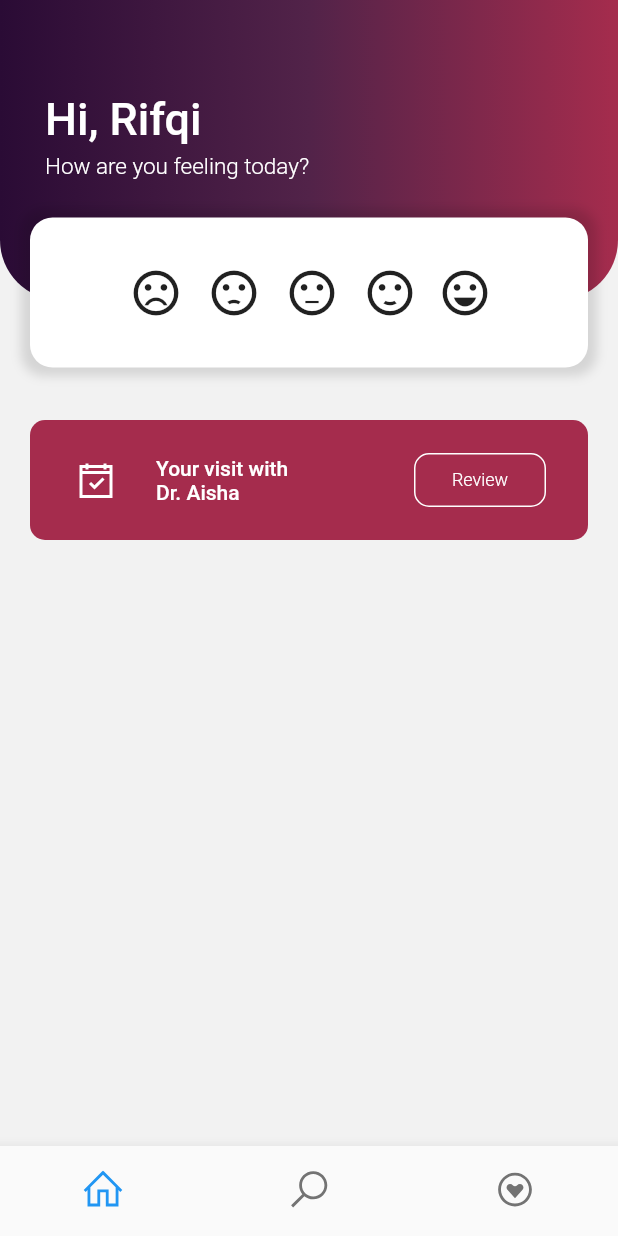
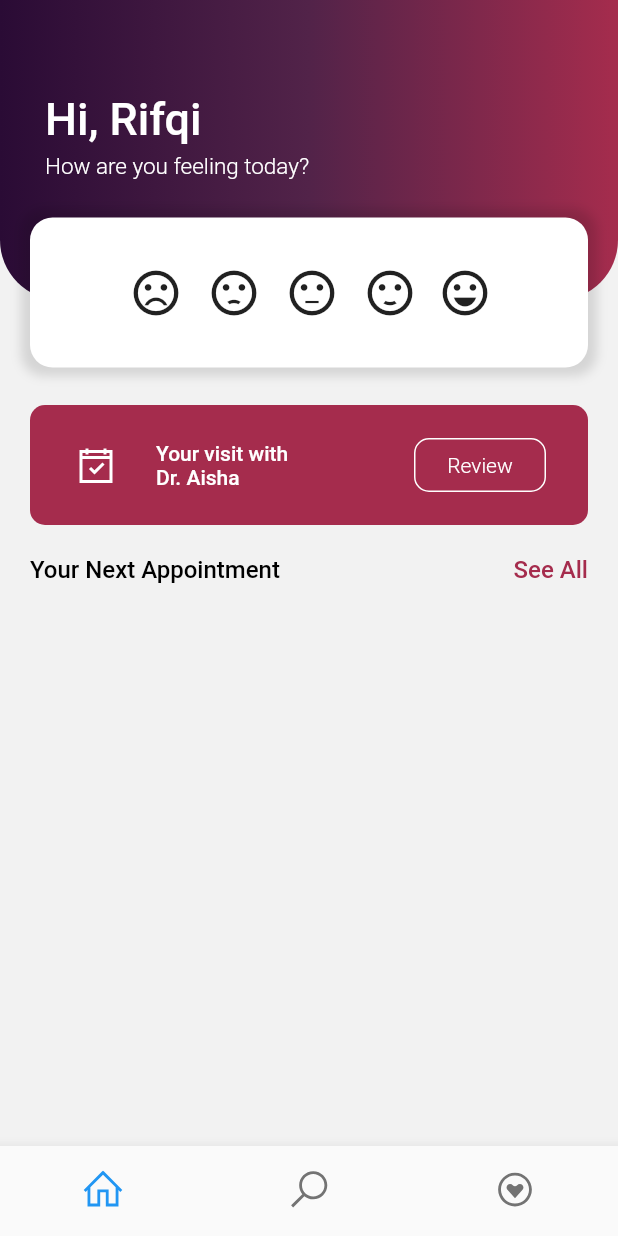
Before and after one commit to alriftech/iapps, a Flutter app: the screen it shows after launch, on a phone screen of 412 x 824 dp. Run offline on Flutter 3.47's test engine with Material 2 defaults, Android fonts, the phone set to English and light mode, and no system bars; our stand-ins replace line_awesome_icons.

Commit message:
add: appointment title

```diff
--- a/lib/main.dart
+++ b/lib/main.dart
@@ -47,13 +47,16 @@ class _MyHomePageState extends State<MyHomePage> {
           children: <Widget>[
             _buildTopStack(),
             SizedBox(
-              height: 60,
+              height: 50,
             ),
             Padding(
               padding: EdgeInsets.all(20),
               child: Column(
                 mainAxisAlignment: MainAxisAlignment.start,
-                children: <Widget>[_buildNotificationCard()],
+                children: <Widget>[
+                  _buildNotificationCard(),
+                  _buildNextAppointementTitle()
+                ],
               ),
             ),
           ],
@@ -100,36 +103,6 @@ class _MyHomePageState extends State<MyHomePage> {
         _buildGreetings(),
         _buildMoodsHolder(),
       ],
-    );
-  }
-
-  _buildNotificationCard() {
-    return Container(
-      padding: EdgeInsets.all(12),
-      decoration: BoxDecoration(
-          color: lightColor, borderRadius: BorderRadius.circular(10)),
-      child: ListTile(
-        leading: Icon(
-          LineAwesomeIcons.calendar_check_o,
-          color: Colors.white,
-          size: 32,
-        ),
-        title: Text(
-          "Your visit with\nDr. Aisha",
-          style: notificationCardStyle,
-        ),
-        trailing: OutlineButton(
-          onPressed: () {},
-          color: Colors.transparent,
-          borderSide: BorderSide(color: Colors.white, width: 1.0),
-          shape:
-              RoundedRectangleBorder(borderRadius: BorderRadius.circular(10)),
-          child: Text(
-            "Review",
-            style: notificationButtonStyle,
-          ),
-        ),
-      ),
     );
   }
 
@@ -183,4 +156,47 @@ class _MyHomePageState extends State<MyHomePage> {
       ),
     );
   }
+
+  _buildNotificationCard() {
+    return Container(
+      padding: EdgeInsets.all(12),
+      decoration: BoxDecoration(
+          color: lightColor, borderRadius: BorderRadius.circular(10)),
+      child: ListTile(
+        leading: Icon(
+          LineAwesomeIcons.calendar_check_o,
+          color: Colors.white,
+          size: 32,
+        ),
+        title: Text(
+          "Your visit with\nDr. Aisha",
+          style: notificationCardStyle,
+        ),
+        trailing: OutlineButton(
+          onPressed: () {},
+          color: Colors.transparent,
+          borderSide: BorderSide(color: Colors.white, width: 1.0),
+          shape:
+              RoundedRectangleBorder(borderRadius: BorderRadius.circular(10)),
+          child: Text(
+            "Review",
+            style: notificationButtonStyle,
+          ),
+        ),
+      ),
+    );
+  }
+
+  _buildNextAppointementTitle() {
+    return Container(
+      margin: EdgeInsets.only(top: 20.0, bottom: 20.0),
+      child: Row(
+        mainAxisAlignment: MainAxisAlignment.spaceBetween,
+        children: <Widget>[
+          Text("Your Next Appointment", style: nextAppointementTitleStyle,),
+          Text("See All", style: nextAppointementSubitleStyle,)
+        ],
+      ),
+    );
+  }
 }
--- a/lib/styleguide.dart
+++ b/lib/styleguide.dart
@@ -1,4 +1,5 @@
 import 'package:flutter/material.dart';
+import 'utils.dart';
 
 const greetingsTitleStyle =
     TextStyle(color: Colors.white, fontSize: 30.0, fontWeight: FontWeight.w500);
@@ -10,4 +11,10 @@ const notificationCardStyle =
     TextStyle(color: Colors.white, fontSize: 14.0, fontWeight: FontWeight.w500);
 
 const notificationButtonStyle =
-    TextStyle(color: Colors.white, fontSize: 12.0, fontWeight: FontWeight.w300);
+    TextStyle(color: Colors.white, fontSize: 14.0, fontWeight: FontWeight.w300);
+
+const nextAppointementTitleStyle =
+    TextStyle(color: Colors.black, fontSize: 16.0, fontWeight: FontWeight.w500);
+
+const nextAppointementSubitleStyle =
+    TextStyle(color: lightColor, fontSize: 16.0, fontWeight: FontWeight.w500);
```
